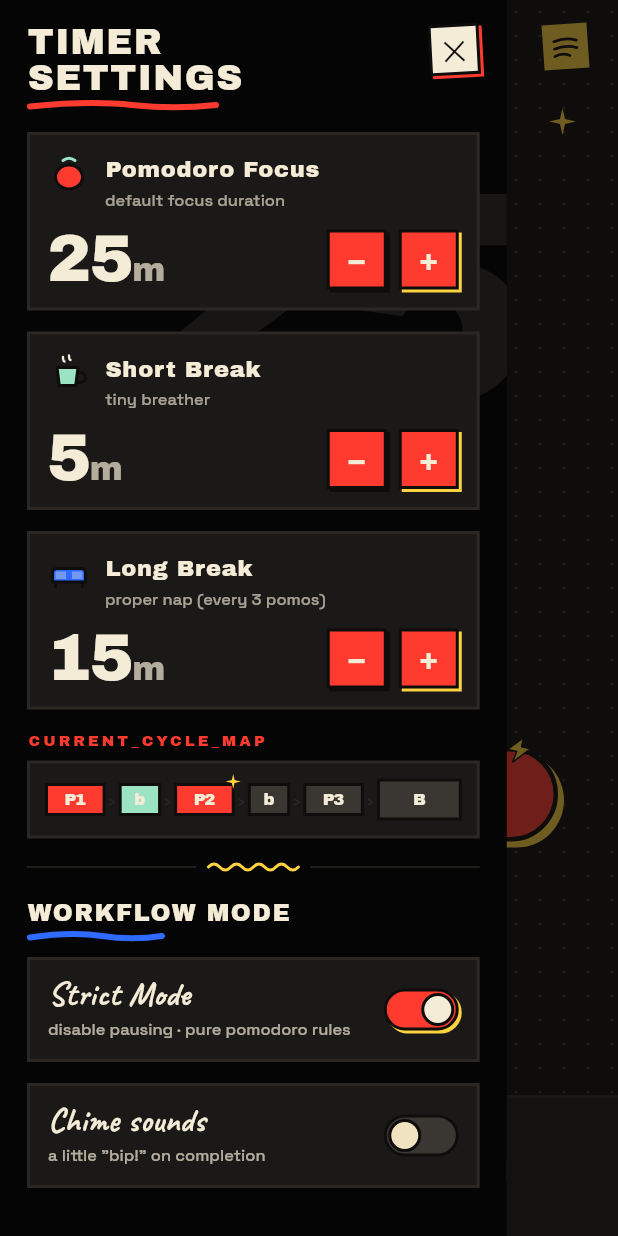
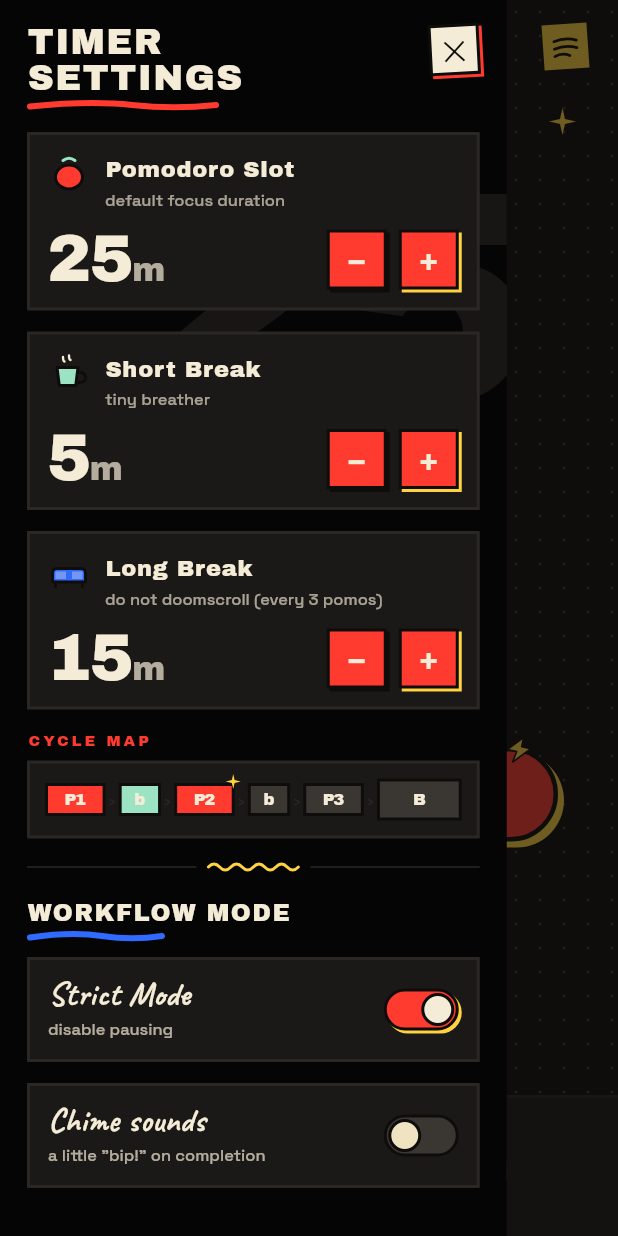
Before and after one commit to SraiKree/Treemato, a Flutter app: the screen it shows after launch, with the side drawer open, on a phone screen of 412 x 824 dp. Run offline on Flutter 3.47's test engine with Material 3 defaults, Android fonts, the phone set to English and light mode, and no system bars; our stand-ins replace google_fonts, hive; accounts and stored records are empty.

Commit message:
feat: implement app theme system, custom typography, and settings drawer UI

```diff
--- a/lib/screens/settings_drawer.dart
+++ b/lib/screens/settings_drawer.dart
@@ -39,7 +39,7 @@ class SettingsDrawer extends StatelessWidget {
                   _DurationRow(
                     kind: _DurIcon.tomato,
                     color: TM.tomato,
-                    title: 'Pomodoro Focus',
+                    title: 'Pomodoro Slot',
                     subtitle: 'default focus duration',
                     value: '25',
                     unit: 'm',
@@ -58,7 +58,7 @@ class SettingsDrawer extends StatelessWidget {
                     kind: _DurIcon.couch,
                     color: TM.cobalt,
                     title: 'Long Break',
-                    subtitle: 'proper nap (every 3 pomos)',
+                    subtitle: 'do not doomscroll (every 3 pomos)',
                     value: '15',
                     unit: 'm',
                   ),
@@ -410,7 +410,7 @@ class _CycleMap extends StatelessWidget {
       crossAxisAlignment: CrossAxisAlignment.start,
       children: [
         Text(
-          'CURRENT_CYCLE_MAP',
+          'CYCLE MAP',
           style: TMText.display(
             fontSize: 10,
             letterSpacing: 2,
@@ -558,7 +558,7 @@ class _WorkflowMode extends StatelessWidget {
         const SizedBox(height: 10),
         const _ToggleCard(
           title: 'Strict Mode',
-          subtitle: 'disable pausing · pure pomodoro rules',
+          subtitle: 'disable pausing',
           on: true,
           shadowColor: TM.lemon,
         ),
@@ -682,15 +682,14 @@ class _Footer extends StatelessWidget {
       crossAxisAlignment: CrossAxisAlignment.start,
       children: [
         Text(
-          'TREEMATO',
-          style: TMText.display(
-            fontSize: 12,
-            letterSpacing: 2,
+          'Treemato',
+          style: TMText.brand(
+            fontSize: 18,
             color: TM.tomato,
           ),
         ),
         Text(
-          'v0.4.0 · made with ♥ and caffeine',
+          'v0.4.0 · made with ♥ by TreeGPT',
           style: TextStyle(
             fontFamily: 'monospace',
             fontSize: 9,
--- a/lib/screens/timer_screen.dart
+++ b/lib/screens/timer_screen.dart
@@ -1,5 +1,6 @@
 import 'dart:async';
 import 'dart:math' as math;
+import 'dart:ui' as ui;
 import 'package:flutter/material.dart';
 import '../theme/app_theme.dart';
 import '../widgets/bip_mascot.dart';
@@ -102,11 +103,10 @@ class _TopBar extends StatelessWidget {
             ),
           ),
           Text(
-            'TREEMATO',
-            style: TMText.display(
-              fontSize: 13,
-              letterSpacing: 2,
-              color: TM.cream.withValues(alpha: 0.55),
+            'Treemato',
+            style: TMText.brand(
+              fontSize: 20,
+              color: TM.cream.withValues(alpha: 0.7),
             ),
           ),
           GestureDetector(
@@ -366,15 +366,86 @@ class _TimerDisplay extends StatelessWidget {
           ),
         ),
         const SizedBox(height: 8),
-        Text(
-          'one tomato, no worries',
-          style: TMText.ui(
-            fontSize: 11,
-            letterSpacing: 2,
-            color: TM.cream.withValues(alpha: 0.6),
-          ),
+        const _RotatingSubtitle(),
+      ],
+    );
+  }
+}
+
+/// Rotates a set of marker-voice motivational lines under the timer.
+/// Swaps every 13 seconds with a soft cross-fade. Respects reduced-motion.
+class _RotatingSubtitle extends StatefulWidget {
+  const _RotatingSubtitle();
+
+  @override
+  State<_RotatingSubtitle> createState() => _RotatingSubtitleState();
+}
+
+class _RotatingSubtitleState extends State<_RotatingSubtitle> {
+  static const _lines = <String>[
+    'it gets easier, trust me bro',
+    'breathe in. breathe out. type.',
+    "you've survived worse. like monday.",
+    'tabs can wait. they always do.',
+    'one tomato at a time, hero.',
+  ];
+
+  int _index = 0;
+  Timer? _ticker;
+
+  @override
+  void initState() {
+    super.initState();
+    _ticker = Timer.periodic(const Duration(seconds: 13), (_) {
+      if (!mounted) return;
+      setState(() => _index = (_index + 1) % _lines.length);
+    });
+  }
+
+  @override
+  void dispose() {
+    _ticker?.cancel();
+    super.dispose();
+  }
+
+  @override
+  Widget build(BuildContext context) {
+    final reduceMotion = MediaQuery.of(context).disableAnimations;
+    return AnimatedSwitcher(
+      duration: reduceMotion
+          ? Duration.zero
+          : const Duration(milliseconds: 500),
+      switchInCurve: Curves.easeOutCubic,
+      switchOutCurve: Curves.easeInCubic,
+      transitionBuilder: (child, anim) {
+        if (reduceMotion) return child;
+        return AnimatedBuilder(
+          animation: anim,
+          builder: (_, c) {
+            final sigma = (1 - anim.value) * 6.0;
+            final filtered = sigma > 0.05
+                ? ImageFiltered(
+                    imageFilter: ui.ImageFilter.blur(
+                      sigmaX: sigma,
+                      sigmaY: sigma,
+                    ),
+                    child: c,
+                  )
+                : c;
+            return Opacity(opacity: anim.value, child: filtered);
+          },
+          child: child,
+        );
+      },
+      child: Text(
+        _lines[_index],
+        key: ValueKey(_index),
+        style: TMText.ui(
+          fontSize: 11,
+          letterSpacing: 2,
+          color: TM.cream.withValues(alpha: 0.6),
         ),
-      ],
+      ),
     );
   }
 }
--- a/lib/theme/app_theme.dart
+++ b/lib/theme/app_theme.dart
@@ -64,6 +64,22 @@ class TMText {
       height: height,
     );
   }
+
+  /// Decorative brand face — used only for the "Treemato" wordmark.
+  static TextStyle brand({
+    double fontSize = 22,
+    Color color = TM.cream,
+    double letterSpacing = 0,
+    double? height,
+  }) {
+    return TextStyle(
+      fontFamily: 'VeniteAdoremus',
+      fontSize: fontSize,
+      color: color,
+      letterSpacing: letterSpacing,
+      height: height,
+    );
+  }
 }
 
 ThemeData buildTreematoTheme() {
--- a/pubspec.yaml
+++ b/pubspec.yaml
@@ -26,3 +26,7 @@ dev_dependencies:
 
 flutter:
   uses-material-design: true
+  fonts:
+    - family: VeniteAdoremus
+      fonts:
+        - asset: assets/fonts/VeniteAdoremus.otf
```
Also changed, not shown: lib/screens/stats_screen.dart (+38 -7 lines), assets/fonts/VeniteAdoremus.otf (added).
